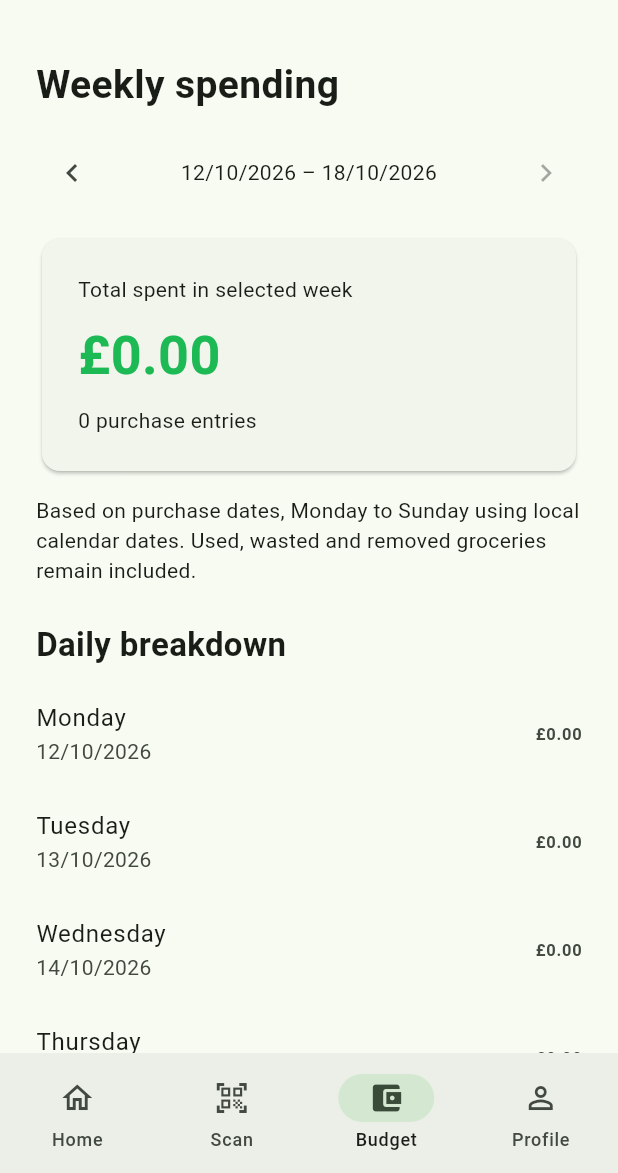
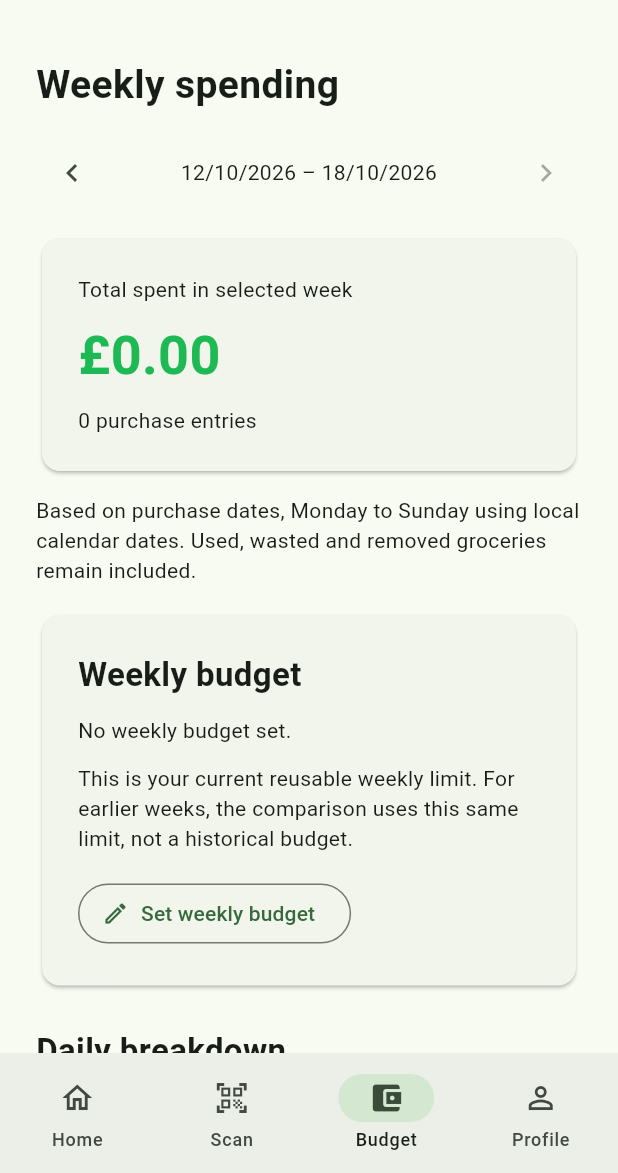
Before and after one commit to faithgelemu/faithful-pantry, a Flutter app: the screen it shows once a user with an empty profile is signed in, item 3 of the bottom bar chosen, on a phone screen of 412 x 824 dp, the part 63-1236 px from its top. Run offline on Flutter 3.47's test engine with Material 3 defaults, Android fonts, the phone set to English and light mode, and no system bars; our stand-ins replace cloud_firestore, firebase_auth, firebase_core; accounts and stored records are empty; statements that could not run were skipped.

Commit message:
Save user weekly budgets and show remaining balance

```diff
--- a/lib/budget_screen.dart
+++ b/lib/budget_screen.dart
@@ -2,7 +2,9 @@ import 'package:flutter/material.dart';
 
 import 'models/purchase_record.dart';
 import 'services/pantry_service.dart';
+import 'services/settings_service.dart';
 import 'utils/spending_utils.dart';
+import 'weekly_budget_screen.dart';
 
 class BudgetScreen extends StatefulWidget {
   const BudgetScreen({super.key});
@@ -13,10 +15,15 @@ class BudgetScreen extends StatefulWidget {
 
 class _BudgetScreenState extends State<BudgetScreen> {
   final service = PantryService();
+  final settingsService = SettingsService();
+
   Stream<List<PurchaseRecord>>? purchasesStream;
+  Stream<int?>? budgetStream;
 
   late final DateTime currentWeekStart;
   late DateTime weekStart;
+
+  bool isEditingBudget = false;
 
   static const dayNames = [
     'Monday',
@@ -37,8 +44,10 @@ class _BudgetScreenState extends State<BudgetScreen> {
 
     try {
       purchasesStream = service.watchPurchases();
+      budgetStream = settingsService.watchWeeklyBudgetPence();
     } on StateError {
       purchasesStream = null;
+      budgetStream = null;
     }
   }
 
@@ -62,9 +71,129 @@ class _BudgetScreenState extends State<BudgetScreen> {
     });
   }
 
+  Future<void> editBudget(int? currentBudgetPence) async {
+    if (isEditingBudget) return;
+
+    setState(() {
+      isEditingBudget = true;
+    });
+
+    try {
+      final saved = await Navigator.of(context).push<bool>(
+        MaterialPageRoute(
+          builder: (_) => WeeklyBudgetScreen(
+            currentBudgetPence: currentBudgetPence,
+          ),
+        ),
+      );
+
+      if (!mounted || saved != true) return;
+
+      ScaffoldMessenger.of(context).showSnackBar(
+        const SnackBar(content: Text('Weekly budget saved.')),
+      );
+    } finally {
+      if (mounted) {
+        setState(() {
+          isEditingBudget = false;
+        });
+      }
+    }
+  }
+
+  Widget budgetCard(int totalPence) {
+    return StreamBuilder<int?>(
+      stream: budgetStream,
+      builder: (context, snapshot) {
+        if (snapshot.hasError) {
+          return const Padding(
+            padding: EdgeInsets.symmetric(vertical: 16),
+            child: Text(
+              'Unable to load your budget setting. '
+              'Your spending total is still shown above.',
+            ),
+          );
+        }
+
+        // A null value can mean "unset", so hasData alone
+        // cannot distinguish that from loading.
+        if (snapshot.connectionState == ConnectionState.waiting ||
+            snapshot.connectionState == ConnectionState.none) {
+          return const Padding(
+            padding: EdgeInsets.all(16),
+            child: Center(child: CircularProgressIndicator()),
+          );
+        }
+
+        final budgetPence = snapshot.data;
+        final remainingPence = budgetPence == null
+            ? null
+            : SpendingUtils.remainingBudgetPence(
+                budgetPence: budgetPence,
+                spentPence: totalPence,
+              );
+
+        return Card(
+          child: Padding(
+            padding: const EdgeInsets.all(24),
+            child: Column(
+              crossAxisAlignment: CrossAxisAlignment.start,
+              children: [
+                const Text(
+                  'Weekly budget',
+                  style: TextStyle(
+                    fontSize: 22,
+                    fontWeight: FontWeight.bold,
+                  ),
+                ),
+                const SizedBox(height: 12),
+                if (budgetPence == null)
+                  const Text('No weekly budget set.')
+                else ...[
+                  Text('Current weekly limit: ${money(budgetPence)}'),
+                  const SizedBox(height: 8),
+                  Text(
+                    remainingPence! < 0
+                        ? 'Over budget by ${money(-remainingPence)}'
+                        : 'Remaining: ${money(remainingPence)}',
+                    style: TextStyle(
+                      fontSize: 20,
+                      fontWeight: FontWeight.bold,
+                      color: remainingPence < 0
+                          ? Theme.of(context).colorScheme.error
+                          : Theme.of(context).colorScheme.onSurface,
+                    ),
+                  ),
+                ],
+                const SizedBox(height: 12),
+                const Text(
+                  'This is your current reusable weekly limit. '
+                  'For earlier weeks, the comparison uses this same '
+                  'limit, not a historical budget.',
+                ),
+                const SizedBox(height: 16),
+                OutlinedButton.icon(
+                  onPressed: isEditingBudget
+                      ? null
+                      : () => editBudget(budgetPence),
+                  icon: const Icon(Icons.edit_outlined),
+                  label: Text(
+                    budgetPence == null
+                        ? 'Set weekly budget'
+                        : 'Edit weekly budget',
+                  ),
+                ),
+              ],
+            ),
+          ),
+        );
+      },
+    );
+  }
+
   @override
   Widget build(BuildContext context) {
-    if (purchasesStream == null) {
+    if (purchasesStream == null || budgetStream == null) {
       return const Center(
         child: Text('Please log in to view your spending.'),
       );
@@ -178,6 +307,8 @@ class _BudgetScreenState extends State<BudgetScreen> {
                   'using local calendar dates. Used, wasted and '
                   'removed groceries remain included.',
                 ),
+                const SizedBox(height: 16),
+                budgetCard(totalPence),
                 const SizedBox(height: 24),
                 const Text(
                   'Daily breakdown',
--- /dev/null
+++ b/lib/services/settings_service.dart
@@ -0,0 +1,46 @@
+import 'package:cloud_firestore/cloud_firestore.dart';
+import 'package:firebase_auth/firebase_auth.dart';
+
+class SettingsService {
+  DocumentReference<Map<String, dynamic>> get _preferences {
+    final user = FirebaseAuth.instance.currentUser;
+
+    if (user == null) {
+      throw StateError('Please log in to access your settings.');
+    }
+
+    return FirebaseFirestore.instance
+        .collection('users')
+        .doc(user.uid)
+        .collection('settings')
+        .doc('preferences');
+  }
+
+  Stream<int?> watchWeeklyBudgetPence() {
+    return _preferences.snapshots().map((snapshot) {
+      final value = snapshot.data()?['weeklyBudgetPence'];
+
+      if (value == null) return null;
+
+      if (value is! int || value < 0 || value > 1000000) {
+        throw StateError('The saved budget is invalid.');
+      }
+
+      return value;
+    });
+  }
+
+  Future<void> saveWeeklyBudgetPence(int budgetPence) async {
+    if (budgetPence < 0 || budgetPence > 1000000) {
+      throw ArgumentError('Enter a weekly budget from £0 to £10000.');
+    }
+
+    await _preferences.set(
+      {
+        'weeklyBudgetPence': budgetPence,
+        'updatedAt': FieldValue.serverTimestamp(),
+      },
+      SetOptions(merge: true),
+    );
+  }
+}
```
Also changed, not shown: lib/weekly_budget_screen.dart (added, +206 -0 lines), 1 other file.
